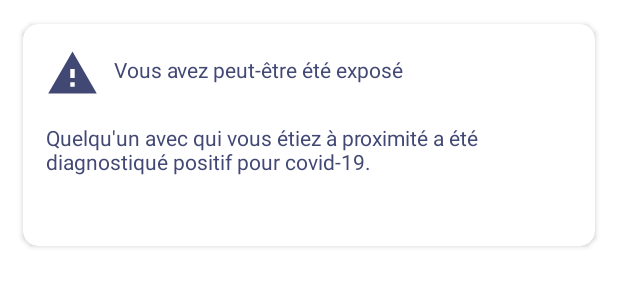
After one commit to outcast292/EST-SFE-CovidTracker-app, an Android app: the layout notification_layout.xml on its own in the app's theme, with its tools: preview values and no code run, on a phone screen of 412 x 824 dp. The commit adds this screen. Shown: the top 300 px of the screen. Run offline under Robolectric (Android 15) with nearby library versions, the phone set to English and light mode, and no system bars.

Commit message:
added notification on notifs tab / activation push notification

```diff
--- a/app/src/main/res/layout/activity_logged_in.xml
+++ b/app/src/main/res/layout/activity_logged_in.xml
@@ -5,13 +5,11 @@
     android:layout_height="match_parent">
 
     <!-- Main content -->
-    <fragment
-        android:id="@+id/fragment"
-        android:name="com.example.covidtracker.homeFragment"
+    <FrameLayout
         android:layout_width="match_parent"
         android:layout_height="match_parent"
+        android:id="@+id/fragment"
         android:layout_above="@id/bottom_navigation"/>
-
 
 
 
--- /dev/null
+++ b/app/src/main/res/layout/notification_layout.xml
@@ -0,0 +1,60 @@
+<?xml version="1.0" encoding="utf-8"?>
+<LinearLayout xmlns:android="http://schemas.android.com/apk/res/android"
+    xmlns:app="http://schemas.android.com/apk/res-auto"
+    android:orientation="horizontal"
+    android:layout_width="match_parent"
+    android:layout_height="match_parent"
+    android:weightSum="100" android:padding="10dp">
+
+    <androidx.cardview.widget.CardView
+        app:cardUseCompatPadding="true"
+        android:layout_width="match_parent"
+        android:layout_height="160dp"
+        app:cardCornerRadius="10dp"
+        app:cardBackgroundColor="@color/darkpartyLipstick"
+        android:layout_marginBottom="10dp"
+        >
+        <RelativeLayout
+            android:layout_width="match_parent"
+            android:layout_height="142dp">
+
+            <LinearLayout
+                android:id="@+id/header"
+                android:layout_width="match_parent"
+                android:layout_height="wrap_content"
+                android:orientation="horizontal"
+                android:layout_margin="15dp">
+                <ImageView
+                    android:layout_width="35dp"
+                    android:layout_height="35dp"
+                    android:src="@drawable/ic_report_problem_24px"
+                    android:tint="@color/text"
+                    />
+                <TextView
+                    android:id="@+id/title"
+                    android:layout_width="match_parent"
+                    android:layout_height="wrap_content"
+                    android:text="@string/exposed"
+                    android:textColor="@color/text"
+                    android:layout_marginTop="5dp"
+                    android:layout_marginLeft="10dp"/>
+            </LinearLayout>
+
+            <TextView
+                android:id="@+id/body"
+                android:layout_width="match_parent"
+                android:layout_height="wrap_content"
+                android:text="@string/meeting_explanation"
+                android:textColor="@color/text"
+                android:layout_below="@id/header"
+                android:layout_marginLeft="15dp"
+                />
+
+
+        </RelativeLayout>
+
+
+    </androidx.cardview.widget.CardView>
+
+
+</LinearLayout>
```
Also changed, not shown: app/src/main/java/com/example/covidtracker/CustomFirebaseMessagingService.java (+50 -14 lines), app/src/main/java/com/example/covidtracker/Utils.java (+45 -0 lines), app/src/main/java/com/example/covidtracker/activities/LoggedInActivity.java (+9 -3 lines), app/src/main/java/com/example/covidtracker/settingsFragment.java (added, +37 -0 lines), app/src/main/java/com/example/covidtracker/ui/notifications/NotificationAdapter.java (+71 -23 lines), app/src/main/java/com/example/covidtracker/ui/notifications/NotificationModel.java (+9 -0 lines), app/src/main/java/com/example/covidtracker/ui/notifications/NotificationsFragment.java (+29 -3 lines), app/src/main/res/layout/notifications_fragment.xml (+13 -1 lines), app/src/main/res/layout/settings_fragment.xml (added, +15 -0 lines).
